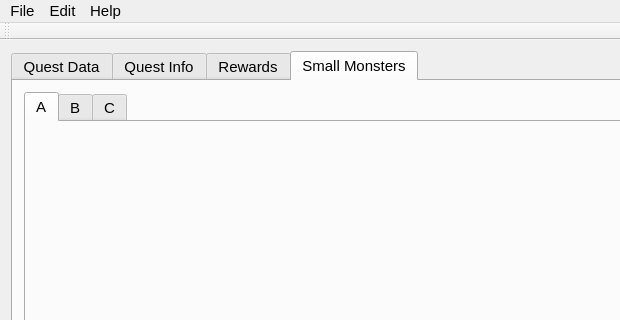
Fexty12573/MHGUQuestEditor, file MHGUQuestEditor/MHGUQuestEditor.ui: the form before one commit; both pictures show x 0 to 620 and y 0 to 320 of the 1170 by 966 pixel window.
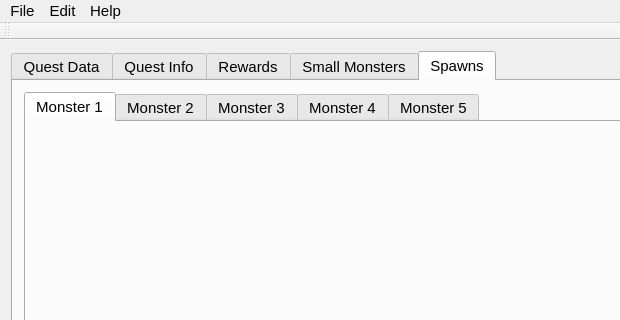
The form after the commit. The open tabs and pages were chosen to show the change.

Commit message: Large monster spawn editing

```diff
--- a/MHGUQuestEditor/MHGUQuestEditor.ui
+++ b/MHGUQuestEditor/MHGUQuestEditor.ui
@@ -31,7 +31,7 @@
        </font>
       </property>
       <property name="currentIndex">
-       <number>3</number>
+       <number>4</number>
       </property>
       <widget class="QWidget" name="tab_13">
        <attribute name="title">
@@ -6842,6 +6842,45 @@
         </item>
        </layout>
       </widget>
+      <widget class="QWidget" name="tab_31">
+       <attribute name="title">
+        <string>Spawns</string>
+       </attribute>
+       <layout class="QVBoxLayout" name="verticalLayout_51">
+        <item>
+         <widget class="QTabWidget" name="tabWidgetMonsterSpawns">
+          <property name="currentIndex">
+           <number>0</number>
+          </property>
+          <widget class="QWidget" name="tab_32">
+           <attribute name="title">
+            <string>Monster 1</string>
+           </attribute>
+          </widget>
+          <widget class="QWidget" name="tab_33">
+           <attribute name="title">
+            <string>Monster 2</string>
+           </attribute>
+          </widget>
+          <widget class="QWidget" name="tab_34">
+           <attribute name="title">
+            <string>Monster 3</string>
+           </attribute>
+          </widget>
+          <widget class="QWidget" name="tab_35">
+           <attribute name="title">
+            <string>Monster 4</string>
+           </attribute>
+          </widget>
+          <widget class="QWidget" name="tab_36">
+           <attribute name="title">
+            <string>Monster 5</string>
+           </attribute>
+          </widget>
+         </widget>
+        </item>
+       </layout>
+      </widget>
      </widget>
     </item>
    </layout>
```
Left out of the diff: 18 changed lines with no effect on the pictures. The commit also changes 15 other files.
